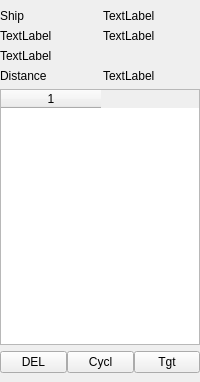
This is waterobjectinfo.ui in ngc42/WaterWorld as Qt 5 draws it before an edit. The edited form follows.
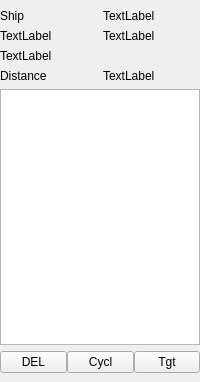
This is the edited form.

Commit message: introducing PathListItems, for path list on human ship

```diff
--- a/waterobjectinfo.ui
+++ b/waterobjectinfo.ui
@@ -510,10 +510,36 @@
     </item>
     <item row="4" column="0" colspan="2">
      <widget class="QTableWidget" name="tableHTargets">
+      <property name="showDropIndicator" stdset="0">
+       <bool>false</bool>
+      </property>
+      <property name="dragDropOverwriteMode">
+       <bool>false</bool>
+      </property>
+      <property name="alternatingRowColors">
+       <bool>false</bool>
+      </property>
+      <property name="selectionMode">
+       <enum>QAbstractItemView::SingleSelection</enum>
+      </property>
+      <property name="selectionBehavior">
+       <enum>QAbstractItemView::SelectRows</enum>
+      </property>
+      <property name="showGrid">
+       <bool>false</bool>
+      </property>
+      <property name="gridStyle">
+       <enum>Qt::NoPen</enum>
+      </property>
       <property name="columnCount">
-       <number>1</number>
+       <number>0</number>
       </property>
-      <column/>
+      <attribute name="horizontalHeaderVisible">
+       <bool>false</bool>
+      </attribute>
+      <attribute name="verticalHeaderVisible">
+       <bool>false</bool>
+      </attribute>
      </widget>
     </item>
     <item row="5" column="0" colspan="2">
```
The commit also changes 2 other files.
